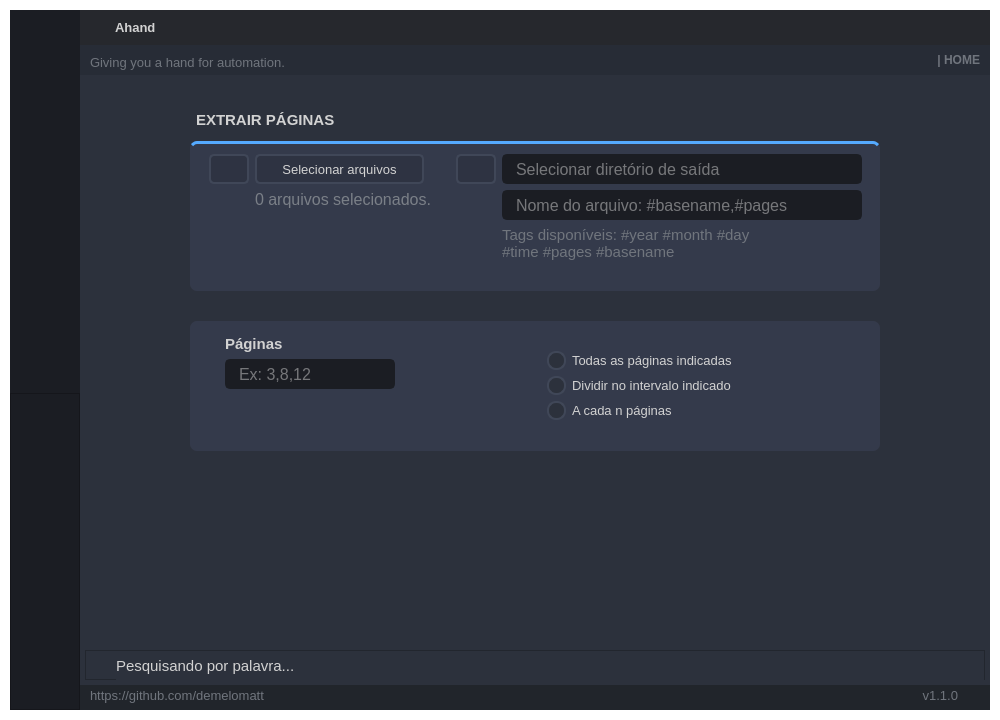
The window that GUI_BASE.ui (demelomatt/Ahand) describes before a commit, drawn with Qt 5.
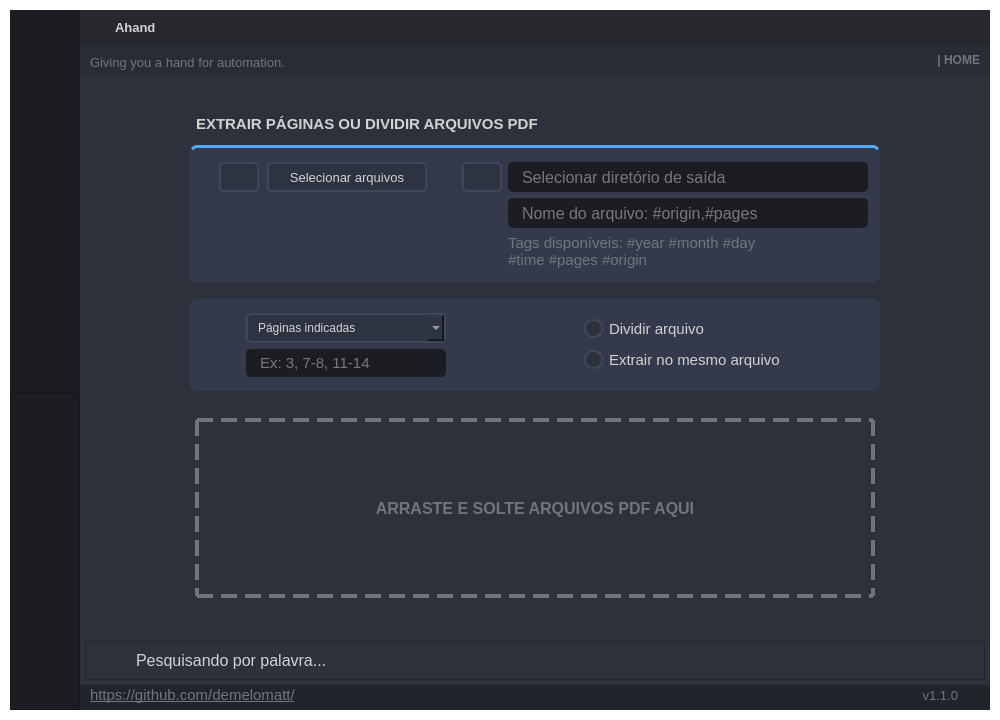
The same window after the commit. The open tabs and pages were chosen to show the change. Icons and pictures are not drawn.

```diff
--- a/GUI_BASE.ui
+++ b/GUI_BASE.ui
@@ -1295,7 +1295,7 @@
                   </property>
                  </widget>
                 </item>
-                <item alignment="Qt::AlignRight">
+                <item>
                  <widget class="QLabel" name="label_top_info_2">
                   <property name="minimumSize">
                    <size>
@@ -2081,12 +2081,15 @@
                     </size>
                    </property>
                    <layout class="QVBoxLayout" name="verticalLayout_22">
-                    <item alignment="Qt::AlignTop">
-                     <widget class="QFrame" name="frame_extract">
+                    <property name="spacing">
+                     <number>0</number>
+                    </property>
+                    <item alignment="Qt::AlignHCenter|Qt::AlignTop">
+                     <widget class="QFrame" name="frame_main_extract">
                       <property name="minimumSize">
                        <size>
                         <width>0</width>
-                        <height>330</height>
+                        <height>0</height>
                        </size>
                       </property>
                       <property name="maximumSize">
@@ -2101,27 +2104,12 @@
                       <property name="frameShadow">
                        <enum>QFrame::Raised</enum>
                       </property>
-                      <layout class="QVBoxLayout" name="verticalLayout_23">
-                       <property name="spacing">
-                        <number>20</number>
-                       </property>
-                       <property name="leftMargin">
-                        <number>5</number>
-                       </property>
-                       <property name="topMargin">
-                        <number>5</number>
-                       </property>
-                       <property name="rightMargin">
-                        <number>5</number>
-                       </property>
-                       <property name="bottomMargin">
-                        <number>5</number>
-                       </property>
-                       <item alignment="Qt::AlignHCenter|Qt::AlignTop">
+                      <layout class="QVBoxLayout" name="verticalLayout_13">
+                       <item>
                         <widget class="QFrame" name="frame_extract_main">
                          <property name="maximumSize">
                           <size>
-                           <width>16777215</width>
+                           <width>710</width>
                            <height>16777215</height>
                           </size>
                          </property>
@@ -2191,24 +2179,24 @@
                                 <string notr="true"/>
                                </property>
                                <property name="text">
-                                <string>EXTRAIR PÁGINAS</string>
+                                <string>EXTRAIR PÁGINAS OU DIVIDIR ARQUIVOS PDF</string>
                                </property>
                               </widget>
                              </item>
                             </layout>
                            </widget>
                           </item>
-                          <item>
+                          <item alignment="Qt::AlignHCenter|Qt::AlignVCenter">
                            <widget class="QFrame" name="frame_top_page_extract">
                             <property name="minimumSize">
                              <size>
                               <width>690</width>
-                              <height>150</height>
+                              <height>0</height>
                              </size>
                             </property>
                             <property name="maximumSize">
                              <size>
-                              <width>16777215</width>
+                              <width>690</width>
                               <height>16777215</height>
                              </size>
                             </property>
@@ -2236,7 +2224,25 @@
                              <property name="bottomMargin">
                               <number>5</number>
                              </property>
-                             <item alignment="Qt::AlignHCenter|Qt::AlignTop">
+                             <item alignment="Qt::AlignTop">
+                              <widget class="QFrame" name="frame_input_left_extract">
+                               <property name="styleSheet">
+                                <string notr="true">border:0px;</string>
+                               </property>
+                               <property name="frameShape">
+                                <enum>QFrame::StyledPanel</enum>
+                               </property>
+                               <property name="frameShadow">
+                                <enum>QFrame::Raised</enum>
+                               </property>
+                               <layout class="QVBoxLayout" name="verticalLayout_30">
+                                <property name="topMargin">
+                                 <number>9</number>
+                                </property>
+                                <property name="bottomMargin">
+                                 <number>9</number>
+                                </property>
+                                <item alignment="Qt::AlignTop">
                               <widget class="QFrame" name="frame_input_extract">
                                <property name="minimumSize">
                                 <size>
@@ -2264,70 +2270,20 @@
                                <property name="frameShadow">
                                 <enum>QFrame::Raised</enum>
                                </property>
-                               <layout class="QGridLayout" name="gridLayout_2">
+                                  <layout class="QHBoxLayout" name="horizontalLayout_22">
                                 <property name="leftMargin">
                                  <number>9</number>
                                 </property>
                                 <property name="topMargin">
-                                 <number>5</number>
+                                    <number>0</number>
                                 </property>
                                 <property name="rightMargin">
                                  <number>9</number>
                                 </property>
                                 <property name="bottomMargin">
-                                 <number>5</number>
-                                </property>
-                                <item row="0" column="1">
-                                 <widget class="QPushButton" name="pushButton_selectFiles_extract">
-                                  <property name="minimumSize">
-                                   <size>
-                                    <width>0</width>
-                                    <height>30</height>
-                                   </size>
-                                  </property>
-                                  <property name="maximumSize">
-                                   <size>
-                                    <width>169</width>
-                                    <height>16777215</height>
-                                   </size>
-                                  </property>
-                                  <property name="font">
-                                   <font>
-                                    <family>Segoe UI</family>
-                                    <pointsize>10</pointsize>
-                                   </font>
-                                  </property>
-                                  <property name="styleSheet">
-                                   <string notr="true">QPushButton {
-	border: 2px solid rgb(64, 71, 88);
-	border-radius: 5px;	
-	background-color:#2E3342;
-}
-QPushButton:hover {
-	background-color: rgb(85, 170, 255);
-	border: 2px solid rgb(85, 170, 255);
-}
-QPushButton:pressed {	
-	background-color: rgb(35, 40, 49);
-	border: 2px solid rgb(43, 50, 61);
-}</string>
-                                  </property>
-                                  <property name="text">
-                                   <string>Selecionar arquivos</string>
-                                  </property>
-                                  <property name="icon">
-                                   <iconset resource="../Simple_PySide_Base/files.qrc">
-                                    <normaloff>:/20x20/icons/20x20/cil-file.png</normaloff>:/20x20/icons/20x20/cil-file.png</iconset>
-                                  </property>
-                                  <property name="iconSize">
-                                   <size>
-                                    <width>18</width>
-                                    <height>18</height>
-                                   </size>
-                                  </property>
-                                 </widget>
-                                </item>
-                                <item row="0" column="0">
+                                    <number>0</number>
+                                   </property>
+                                   <item>
                                  <widget class="QPushButton" name="pushButton_run_extract">
                                   <property name="minimumSize">
                                    <size>
@@ -2371,20 +2327,57 @@
                                   </property>
                                  </widget>
                                 </item>
-                                <item row="1" column="1" alignment="Qt::AlignHCenter">
-                                 <widget class="QLabel" name="label_files_selected_extract">
+                                   <item>
+                                    <widget class="QPushButton" name="pushButton_selectFiles_extract">
+                                     <property name="minimumSize">
+                                      <size>
+                                       <width>160</width>
+                                       <height>30</height>
+                                      </size>
+                                     </property>
+                                     <property name="maximumSize">
+                                      <size>
+                                       <width>150</width>
+                                       <height>16777215</height>
+                                      </size>
+                                     </property>
                                   <property name="font">
                                    <font>
                                     <family>Segoe UI</family>
-                                    <pointsize>12</pointsize>
+                                       <pointsize>10</pointsize>
                                    </font>
                                   </property>
                                   <property name="styleSheet">
-                                   <string notr="true">color: rgb(122, 127, 135);</string>
+                                      <string notr="true">QPushButton {
+	border: 2px solid rgb(64, 71, 88);
+	border-radius: 5px;	
+	background-color:#2E3342;
+}
+QPushButton:hover {
+	background-color: rgb(85, 170, 255);
+	border: 2px solid rgb(85, 170, 255);
+}
+QPushButton:pressed {	
+	background-color: rgb(35, 40, 49);
+	border: 2px solid rgb(43, 50, 61);
+}</string>
                                   </property>
                                   <property name="text">
-                                   <string>0 arquivos selecionados.</string>
-                                  </property>
+                                      <string>Selecionar arquivos</string>
+                                     </property>
+                                     <property name="icon">
+                                      <iconset resource="../Simple_PySide_Base/files.qrc">
+                                       <normaloff>:/20x20/icons/20x20/cil-file.png</normaloff>:/20x20/icons/20x20/cil-file.png</iconset>
+                                     </property>
+                                     <property name="iconSize">
+                                      <size>
+                                       <width>18</width>
+                                       <height>18</height>
+                                      </size>
+                                     </property>
+                                    </widget>
+                                   </item>
+                                  </layout>
                                  </widget>
                                 </item>
                                </layout>
@@ -2418,13 +2411,13 @@
                                  <number>9</number>
                                 </property>
                                 <property name="topMargin">
-                                 <number>5</number>
+                                 <number>9</number>
                                 </property>
                                 <property name="rightMargin">
                                  <number>9</number>
                                 </property>
                                 <property name="bottomMargin">
-                                 <number>5</number>
+                                 <number>9</number>
                                 </property>
                                 <item row="0" column="0">
                                  <widget class="QPushButton" name="pushButton_outputPath_extract">
@@ -2508,7 +2501,7 @@
                                  <widget class="QLineEdit" name="lineEdit_filename_extract">
                                   <property name="minimumSize">
                                    <size>
-                                    <width>320</width>
+                                    <width>360</width>
                                     <height>30</height>
                                    </size>
                                   </property>
@@ -2540,7 +2533,7 @@
 }</string>
                                   </property>
                                   <property name="placeholderText">
-                                   <string>Nome do arquivo: #basename,#pages</string>
+                                   <string>Nome do arquivo: #origin,#pages</string>
                                   </property>
                                  </widget>
                                 </item>
@@ -2569,7 +2562,7 @@
                                   </property>
                                   <property name="text">
                                    <string>Tags disponíveis: #year #month #day
-#time #pages #basename</string>
+#time #pages #origin</string>
                                   </property>
                                  </widget>
                                 </item>
@@ -2582,25 +2575,17 @@
                          </layout>
                         </widget>
                        </item>
-                       <item alignment="Qt::AlignHCenter">
-                        <widget class="QFrame" name="frame_extract_pages">
+                       <item alignment="Qt::AlignHCenter|Qt::AlignVCenter">
+                        <widget class="QFrame" name="frame_options_extract">
                          <property name="minimumSize">
                           <size>
                            <width>690</width>
-                           <height>130</height>
-                          </size>
-                         </property>
-                         <property name="maximumSize">
-                          <size>
-                           <width>16777215</width>
-                           <height>16777215</height>
+                           <height>0</height>
                           </size>
                          </property>
                          <property name="styleSheet">
                           <string notr="true">background-color:#343A4B;
-border-radius: 7px;
-
-</string>
+border-radius: 7px;</string>
                          </property>
                          <property name="frameShape">
                           <enum>QFrame::StyledPanel</enum>
@@ -2608,70 +2593,80 @@
                          <property name="frameShadow">
                           <enum>QFrame::Raised</enum>
                          </property>
-                         <layout class="QHBoxLayout" name="horizontalLayout_26">
-                          <property name="leftMargin">
-                           <number>30</number>
+                         <layout class="QHBoxLayout" name="horizontalLayout_24">
+                          <property name="spacing">
+                           <number>0</number>
                           </property>
                           <property name="topMargin">
                            <number>5</number>
                           </property>
-                          <property name="rightMargin">
-                           <number>5</number>
-                          </property>
                           <property name="bottomMargin">
                            <number>5</number>
                           </property>
-                          <item alignment="Qt::AlignTop">
-                           <widget class="QFrame" name="frame_lineEdit_extract">
-                            <property name="maximumSize">
-                             <size>
-                              <width>180</width>
-                              <height>16777215</height>
-                             </size>
-                            </property>
-                            <property name="styleSheet">
-                             <string notr="true">border: 0px;</string>
-                            </property>
+                          <item alignment="Qt::AlignHCenter">
+                           <widget class="QFrame" name="frame_pages_extract">
                             <property name="frameShape">
                              <enum>QFrame::StyledPanel</enum>
                             </property>
                             <property name="frameShadow">
                              <enum>QFrame::Raised</enum>
                             </property>
-                            <layout class="QVBoxLayout" name="verticalLayout_26">
+                            <layout class="QVBoxLayout" name="verticalLayout_23">
                              <property name="leftMargin">
-                              <number>5</number>
+                              <number>9</number>
                              </property>
                              <property name="topMargin">
                               <number>9</number>
                              </property>
                              <property name="rightMargin">
-                              <number>5</number>
+                              <number>50</number>
                              </property>
                              <property name="bottomMargin">
-                              <number>5</number>
+                              <number>9</number>
                              </property>
                              <item>
-                              <widget class="QLabel" name="label_pages_extract">
+                              <widget class="QComboBox" name="comboBox_extractPages">
+                               <property name="minimumSize">
+                                <size>
+                                 <width>0</width>
+                                 <height>0</height>
+                                </size>
+                               </property>
+                               <property name="maximumSize">
+                                <size>
+                                 <width>16777215</width>
+                                 <height>33</height>
+                                </size>
+                               </property>
                                <property name="font">
                                 <font>
                                  <family>Segoe UI</family>
-                                 <pointsize>11</pointsize>
-                                 <weight>75</weight>
-                                 <bold>true</bold>
+                                 <pointsize>9</pointsize>
                                 </font>
                                </property>
+                               <property name="styleSheet">
+                                <string notr="true">border: 2px solid rgb(64, 71, 88);
+border-radius: 5px;	
+background-color:#2E3342;</string>
+                               </property>
+                               <item>
                                <property name="text">
-                                <string>Páginas</string>
-                               </property>
+                                 <string>Páginas indicadas</string>
+                                </property>
+                               </item>
+                               <item>
+                                <property name="text">
+                                 <string>A cada n páginas</string>
+                                </property>
+                               </item>
                               </widget>
                              </item>
-                             <item alignment="Qt::AlignTop">
+                             <item>
                               <widget class="QLineEdit" name="lineEdit_intPages_extract">
                                <property name="minimumSize">
                                 <size>
-                                 <width>0</width>
-                                 <height>30</height>
+                                 <width>200</width>
+                                 <height>28</height>
                                 </size>
                                </property>
                                <property name="maximumSize">
@@ -2683,37 +2678,25 @@
                                <property name="font">
                                 <font>
                                  <family>Segoe UI</family>
-                                 <pointsize>12</pointsize>
+                                 <pointsize>11</pointsize>
                                 </font>
                                </property>
                                <property name="styleSheet">
-                                <string notr="true">QLineEdit {
-	background-color: rgb(27, 29, 35);
-	border-radius: 5px;
-	border: 2px solid rgb(27, 29, 35);
-	padding-left: 10px;
-}
-QLineEdit:hover {
-	border: 2px solid rgb(85, 170, 255);
-	border: 2px solid rgb(91, 101, 124);
-}
-QLineEdit:focus {
-	border: 2px solid rgb(85, 170, 255);
-}</string>
+                                <string notr="true">background-color: rgb(27, 29, 35);
+border-radius: 5px;
+border: 2px solid rgb(27, 29, 35);
+padding-left: 10px;</string>
                                </property>
                                <property name="placeholderText">
-                                <string>Ex: 3,8,12</string>
+                                <string>Ex: 3, 7-8, 11-14</string>
                                </property>
                               </widget>
                              </item>
                             </layout>
                            </widget>
                           </item>
-                          <item alignment="Qt::AlignHCenter|Qt::AlignVCenter">
-                           <widget class="QFrame" name="frame_checkBox_extract">
-                            <property name="styleSheet">
-                             <string notr="true">border:0px</string>
-                            </property>
+                          <item alignment="Qt::AlignHCenter">
+                           <widget class="QFrame" name="frame__checkbox_extract">
                             <property name="frameShape">
                              <enum>QFrame::StyledPanel</enum>
                             </property>
@@ -2725,20 +2708,20 @@
                               <number>9</number>
                              </property>
                              <property name="topMargin">
-                              <number>5</number>
+                              <number>9</number>
                              </property>
                              <property name="rightMargin">
-                              <number>9</number>
+                              <number>50</number>
                              </property>
                              <property name="bottomMargin">
-                              <number>5</number>
+                              <number>9</number>
                              </property>
                              <item>
                               <widget class="QCheckBox" name="checkBox_extractPages">
                                <property name="font">
                                 <font>
                                  <family>Segoe UI</family>
-                                 <pointsize>10</pointsize>
+                                 <pointsize>11</pointsize>
                                 </font>
                                </property>
                                <property name="styleSheet">
@@ -2748,11 +2731,10 @@
 }
 QCheckBox::indicator:checked {
 	border: 2px solid rgb(85, 170, 255);
-}
-</string>
+}</string>
                                </property>
                                <property name="text">
-                                <string>Todas as páginas indicadas</string>
+                                <string>Dividir arquivo</string>
                                </property>
                               </widget>
                              </item>
@@ -2761,7 +2743,7 @@
                                <property name="font">
                                 <font>
                                  <family>Segoe UI</family>
-                                 <pointsize>10</pointsize>
+                                 <pointsize>11</pointsize>
                                 </font>
                                </property>
                                <property name="styleSheet">
@@ -2774,33 +2756,72 @@
 }</string>
                                </property>
                                <property name="text">
-                                <string>Dividir no intervalo indicado</string>
+                                <string>Extrair no mesmo arquivo</string>
                                </property>
                               </widget>
                              </item>
+                            </layout>
+                           </widget>
+                          </item>
+                         </layout>
+                        </widget>
+                       </item>
+                       <item alignment="Qt::AlignHCenter">
+                        <widget class="QFrame" name="frame_drop_extract">
+                         <property name="minimumSize">
+                          <size>
+                           <width>690</width>
+                           <height>200</height>
+                          </size>
+                         </property>
+                         <property name="maximumSize">
+                          <size>
+                           <width>16777215</width>
+                           <height>16777215</height>
+                          </size>
+                         </property>
+                         <property name="frameShape">
+                          <enum>QFrame::StyledPanel</enum>
+                         </property>
+                         <property name="frameShadow">
+                          <enum>QFrame::Raised</enum>
+                         </property>
+                         <layout class="QHBoxLayout" name="horizontalLayout_18">
+                          <property name="leftMargin">
+                           <number>5</number>
+                          </property>
+                          <property name="topMargin">
+                           <number>20</number>
+                          </property>
+                          <property name="rightMargin">
+                           <number>5</number>
+                          </property>
                              <item>
-                              <widget class="QCheckBox" name="checkBox_extractEach">
+                           <widget class="QLabel" name="label_drop_extract">
+                            <property name="minimumSize">
+                             <size>
+                              <width>680</width>
+                              <height>180</height>
+                             </size>
+                            </property>
                                <property name="font">
                                 <font>
                                  <family>Segoe UI</family>
-                                 <pointsize>10</pointsize>
+                              <pointsize>12</pointsize>
+                              <weight>75</weight>
+                              <bold>true</bold>
                                 </font>
                                </property>
                                <property name="styleSheet">
-                                <string notr="true">QCheckBox::indicator {
-   border: 2px solid rgb(64, 71, 88);
-	border-radius: 9px;
-}
-QCheckBox::indicator:checked {
-	border: 2px solid rgb(85, 170, 255);
-}</string>
+                             <string notr="true">border: 4px dashed rgb(112, 117, 125);
+color: rgb(112, 117, 125);</string>
                                </property>
                                <property name="text">
-                                <string>A cada n páginas</string>
-                               </property>
-                              </widget>
-                             </item>
-                            </layout>
+                             <string>ARRASTE E SOLTE ARQUIVOS PDF AQUI</string>
+                            </property>
+                            <property name="alignment">
+                             <set>Qt::AlignCenter</set>
+                            </property>
                            </widget>
                           </item>
                          </layout>
@@ -3126,20 +3147,23 @@
                                <property name="frameShadow">
                                 <enum>QFrame::Raised</enum>
                                </property>
-                               <layout class="QHBoxLayout" name="horizontalLayout_9">
+                                  <layout class="QGridLayout" name="gridLayout_2">
                                 <property name="leftMargin">
-                                 <number>14</number>
+                                    <number>20</number>
                                 </property>
                                 <property name="topMargin">
-                                 <number>14</number>
+                                    <number>0</number>
                                 </property>
                                 <property name="rightMargin">
-                                 <number>9</number>
+                                    <number>20</number>
                                 </property>
                                 <property name="bottomMargin">
-                                 <number>5</number>
-                                </property>
-                                <item alignment="Qt::AlignHCenter|Qt::AlignVCenter">
+                                    <number>9</number>
+                                   </property>
+                                   <property name="horizontalSpacing">
+                                    <number>17</number>
+                                   </property>
+                                   <item row="0" column="0" alignment="Qt::AlignLeft">
                                  <widget class="QLabel" name="label_intDpi_ocr">
                                   <property name="font">
                                    <font>
@@ -5916,12 +5940,12 @@
                   </widget>
                  </widget>
                 </item>
-                <item alignment="Qt::AlignTop">
+                <item alignment="Qt::AlignVCenter">
                  <widget class="QFrame" name="frame_bottom">
                   <property name="minimumSize">
                    <size>
                     <width>0</width>
-                    <height>30</height>
+                    <height>0</height>
                    </size>
                   </property>
                   <property name="maximumSize">
@@ -5941,23 +5965,23 @@
                     <number>0</number>
                    </property>
                    <property name="leftMargin">
-                    <number>30</number>
+                    <number>50</number>
                    </property>
                    <property name="topMargin">
-                    <number>0</number>
+                    <number>9</number>
                    </property>
                    <property name="rightMargin">
                     <number>0</number>
                    </property>
                    <property name="bottomMargin">
-                    <number>0</number>
+                    <number>9</number>
                    </property>
-                   <item alignment="Qt::AlignTop">
+                   <item alignment="Qt::AlignVCenter">
                     <widget class="QLabel" name="label_feedback">
                      <property name="minimumSize">
                       <size>
                        <width>0</width>
-                       <height>30</height>
+                       <height>0</height>
                       </size>
                      </property>
                      <property name="maximumSize">
@@ -5969,7 +5993,7 @@
                      <property name="font">
                       <font>
                        <family>Segoe UI</family>
-                       <pointsize>11</pointsize>
+                       <pointsize>12</pointsize>
                       </font>
                      </property>
                      <property name="text">
@@ -6063,14 +6087,17 @@
                      <property name="font">
                       <font>
                        <family>Segoe UI</family>
-                       <pointsize>10</pointsize>
+                       <pointsize>11</pointsize>
                       </font>
                      </property>
                      <property name="styleSheet">
-                      <string notr="true">color: rgb(112, 117, 125);</string>
+                      <string notr="true"/>
                      </property>
                      <property name="text">
-                      <string>https://github.com/demelomatt</string>
+                      <string>&lt;html&gt;&lt;head/&gt;&lt;body&gt;&lt;p&gt;&lt;a href=&quot;https://github.com/demelomatt/&quot;&gt;&lt;span style=&quot; color:#70757d;&quot;&gt;https://github.com/demelomatt/&lt;/span&gt;&lt;/a&gt;&lt;/p&gt;&lt;/body&gt;&lt;/html&gt;</string>
+                     </property>
+                     <property name="openExternalLinks">
+                      <bool>true</bool>
                      </property>
                     </widget>
                    </item>
```
Left out of the diff: 2175 changed lines with no effect on the pictures. Lines whose indentation alone changed are shown as unchanged.
